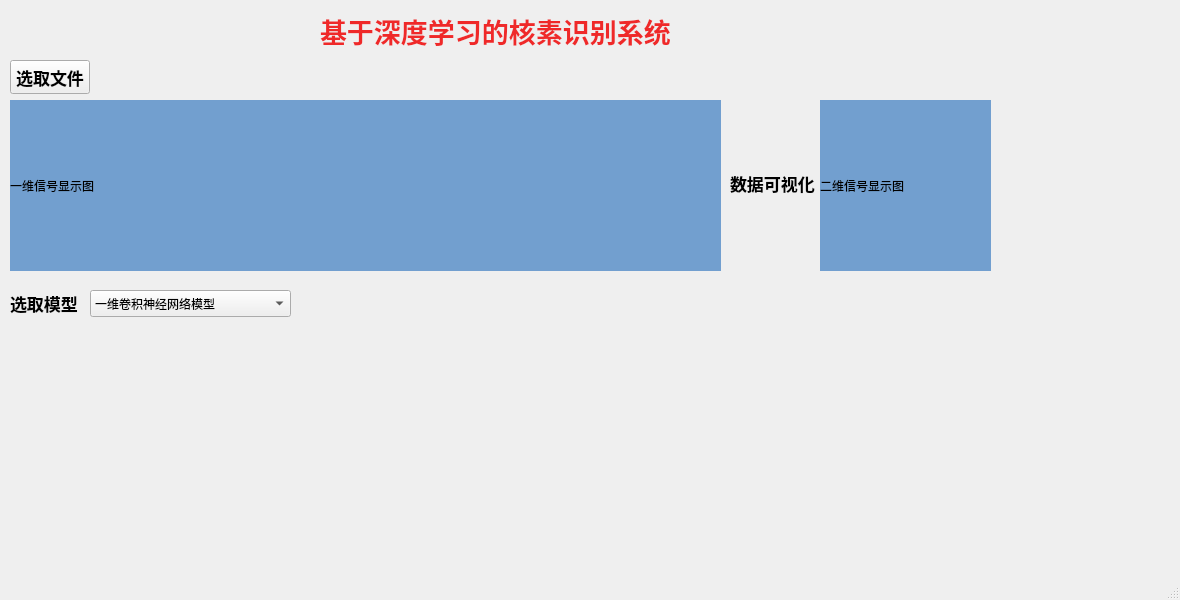
The window that GUI_4/hhh2.ui (silence0628/GUI_learning) describes before a commit, drawn with Qt 5.
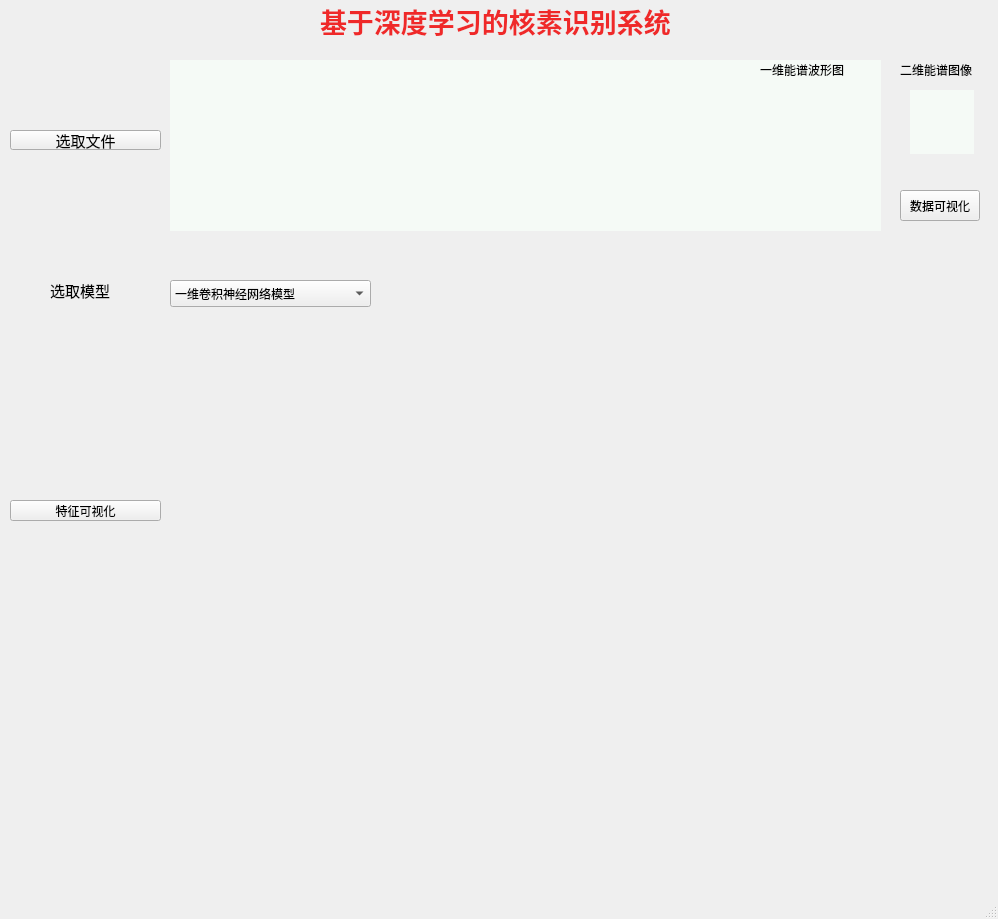
The same window after the commit.

The edit to the form file:
```diff
--- a/GUI_4/hhh2.ui
+++ b/GUI_4/hhh2.ui
@@ -6,8 +6,8 @@
    <rect>
     <x>0</x>
     <y>0</y>
-    <width>1180</width>
-    <height>600</height>
+    <width>998</width>
+    <height>919</height>
    </rect>
   </property>
   <property name="windowTitle">
@@ -17,73 +17,53 @@
    <widget class="QPushButton" name="pushButton">
     <property name="geometry">
      <rect>
-      <x>210</x>
-      <y>580</y>
+      <x>900</x>
+      <y>190</y>
       <width>80</width>
       <height>31</height>
      </rect>
     </property>
     <property name="text">
-     <string>打印</string>
-    </property>
-   </widget>
-   <widget class="QLabel" name="select_model">
-    <property name="geometry">
-     <rect>
-      <x>10</x>
-      <y>290</y>
-      <width>71</width>
-      <height>26</height>
-     </rect>
-    </property>
-    <property name="font">
-     <font>
-      <pointsize>13</pointsize>
-      <weight>75</weight>
-      <bold>true</bold>
-     </font>
-    </property>
-    <property name="text">
-     <string>选取模型</string>
+     <string>数据可视化</string>
     </property>
    </widget>
    <widget class="QLabel" name="show_read_2">
     <property name="geometry">
      <rect>
-      <x>820</x>
-      <y>100</y>
-      <width>171</width>
-      <height>171</height>
+      <x>910</x>
+      <y>90</y>
+      <width>64</width>
+      <height>64</height>
      </rect>
     </property>
     <property name="styleSheet">
-     <string notr="true">background-color: rgb(114, 159, 207);</string>
+     <string notr="true">background-color: rgb(245, 250, 246);</string>
     </property>
     <property name="text">
-     <string>二维信号显示图</string>
+     <string/>
     </property>
    </widget>
    <widget class="QLabel" name="show_read">
     <property name="geometry">
      <rect>
-      <x>10</x>
-      <y>100</y>
+      <x>170</x>
+      <y>60</y>
       <width>711</width>
       <height>171</height>
      </rect>
     </property>
     <property name="styleSheet">
-     <string notr="true">background-color: rgb(114, 159, 207);</string>
+     <string notr="true">background-color: rgb(245, 250, 246);</string>
     </property>
     <property name="text">
-     <string>一维信号显示图</string>
+     <string/>
     </property>
    </widget>
    <widget class="QComboBox" name="comboBox">
     <property name="geometry">
      <rect>
-      <x>90</x>
-      <y>290</y>
+      <x>170</x>
+      <y>280</y>
       <width>201</width>
       <height>27</height>
      </rect>
@@ -108,47 +88,27 @@
     <property name="geometry">
      <rect>
       <x>10</x>
-      <y>60</y>
-      <width>80</width>
-      <height>34</height>
+      <y>130</y>
+      <width>151</width>
+      <height>20</height>
      </rect>
     </property>
     <property name="font">
      <font>
-      <pointsize>13</pointsize>
-      <weight>75</weight>
-      <bold>true</bold>
+      <pointsize>11</pointsize>
+      <weight>50</weight>
+      <bold>false</bold>
      </font>
     </property>
     <property name="text">
      <string>选取文件</string>
     </property>
    </widget>
-   <widget class="QLabel" name="visualize">
-    <property name="geometry">
-     <rect>
-      <x>730</x>
-      <y>170</y>
-      <width>85</width>
-      <height>26</height>
-     </rect>
-    </property>
-    <property name="font">
-     <font>
-      <pointsize>13</pointsize>
-      <weight>75</weight>
-      <bold>true</bold>
-     </font>
-    </property>
-    <property name="text">
-     <string>数据可视化</string>
-    </property>
-   </widget>
    <widget class="QLabel" name="label">
     <property name="geometry">
      <rect>
       <x>320</x>
-      <y>10</y>
+      <y>0</y>
       <width>351</width>
       <height>41</height>
      </rect>
@@ -167,6 +127,78 @@
      <string>基于深度学习的核素识别系统</string>
     </property>
    </widget>
+   <widget class="QLabel" name="label_2">
+    <property name="geometry">
+     <rect>
+      <x>760</x>
+      <y>60</y>
+      <width>111</width>
+      <height>19</height>
+     </rect>
+    </property>
+    <property name="text">
+     <string>一维能谱波形图</string>
+    </property>
+   </widget>
+   <widget class="QLabel" name="label_3">
+    <property name="geometry">
+     <rect>
+      <x>900</x>
+      <y>60</y>
+      <width>91</width>
+      <height>19</height>
+     </rect>
+    </property>
+    <property name="text">
+     <string>二维能谱图像</string>
+    </property>
+   </widget>
+   <widget class="QLabel" name="label_4">
+    <property name="geometry">
+     <rect>
+      <x>170</x>
+      <y>320</y>
+      <width>521</width>
+      <height>521</height>
+     </rect>
+    </property>
+    <property name="text">
+     <string/>
+    </property>
+   </widget>
+   <widget class="QPushButton" name="feature_visualize_Button">
+    <property name="geometry">
+     <rect>
+      <x>10</x>
+      <y>500</y>
+      <width>151</width>
+      <height>21</height>
+     </rect>
+    </property>
+    <property name="text">
+     <string>特征可视化</string>
+    </property>
+   </widget>
+   <widget class="QLabel" name="select_model">
+    <property name="geometry">
+     <rect>
+      <x>50</x>
+      <y>280</y>
+      <width>61</width>
+      <height>20</height>
+     </rect>
+    </property>
+    <property name="font">
+     <font>
+      <pointsize>11</pointsize>
+      <weight>50</weight>
+      <bold>false</bold>
+     </font>
+    </property>
+    <property name="text">
+     <string>选取模型</string>
+    </property>
+   </widget>
   </widget>
   <widget class="QMenuBar" name="menubar">
    <property name="geometry">
```
Left out of the diff: 4 changed lines with no effect on the pictures.
